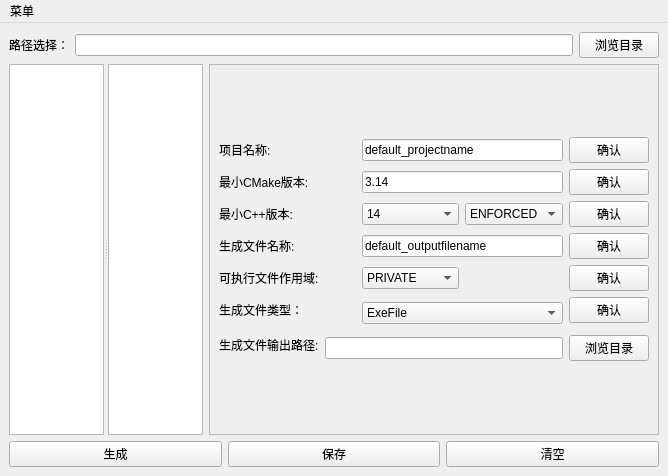
This is mainwindow.ui in JX446/Easy-CMake as Qt 5 draws it before an edit. The edited form follows.
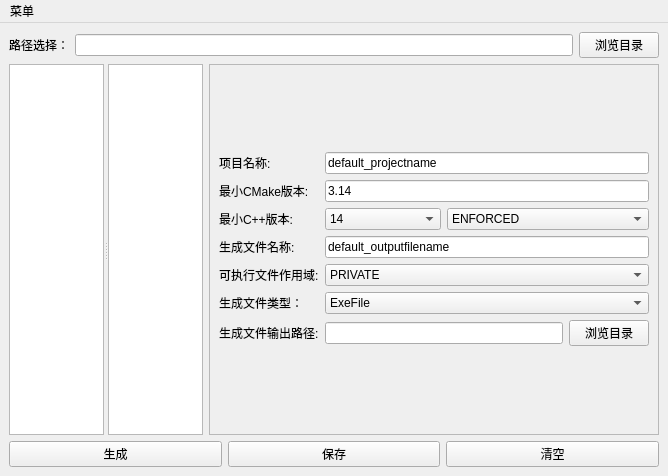
This is the edited form. Custom widgets are drawn as their Qt base class.

Commit message:
refactor(ui): consolidate input handling and improve tooltip behavior
- Merge multiple individual setting buttons into unified generation button to simplify UI and logic
- Use signal-slot connections for real-time input updates, eliminating redundant buttons
- Implement dynamic tooltip for outputFileDirLineEdit to show full content on hover only when text is clipped
- Tooltip updates on text change with width check for better user experience

Patch:
```diff
--- a/mainwindow.ui
+++ b/mainwindow.ui
@@ -166,6 +166,8 @@
            <verstretch>0</verstretch>
           </sizepolicy>
          </property>
+         <layout class="QVBoxLayout" name="verticalLayout_3">
+          <item>
          <layout class="QVBoxLayout" name="verticalLayout_2">
           <item>
            <spacer name="verticalSpacer">
@@ -210,7 +212,7 @@
               </property>
              </widget>
             </item>
-            <item row="0" column="2" colspan="2">
+              <item row="0" column="1" colspan="3">
              <widget class="QLineEdit" name="projectNameLineEdit">
               <property name="sizePolicy">
                <sizepolicy hsizetype="Expanding" vsizetype="Fixed">
@@ -229,29 +231,7 @@
               </property>
              </widget>
             </item>
-            <item row="0" column="4">
-             <widget class="QPushButton" name="projectNamePushButton">
-              <property name="sizePolicy">
-               <sizepolicy hsizetype="Fixed" vsizetype="Fixed">
-                <horstretch>0</horstretch>
-                <verstretch>0</verstretch>
-               </sizepolicy>
-              </property>
-              <property name="minimumSize">
-               <size>
-                <width>30</width>
-                <height>0</height>
-               </size>
-              </property>
-              <property name="text">
-               <string>确认</string>
-              </property>
-              <property name="flat">
-               <bool>false</bool>
-              </property>
-             </widget>
-            </item>
-            <item row="1" column="0" colspan="2">
+              <item row="1" column="0">
              <widget class="QLabel" name="label_3">
               <property name="sizePolicy">
                <sizepolicy hsizetype="Maximum" vsizetype="Fixed">
@@ -279,7 +259,7 @@
               </property>
              </widget>
             </item>
-            <item row="1" column="2" colspan="2">
+              <item row="1" column="1" colspan="3">
              <widget class="QLineEdit" name="minimumVersionLineEdit">
               <property name="sizePolicy">
                <sizepolicy hsizetype="Expanding" vsizetype="Fixed">
@@ -298,28 +278,6 @@
               </property>
              </widget>
             </item>
-            <item row="1" column="4">
-             <widget class="QPushButton" name="minimumVersionPushButton">
-              <property name="sizePolicy">
-               <sizepolicy hsizetype="Fixed" vsizetype="Fixed">
-                <horstretch>0</horstretch>
-                <verstretch>0</verstretch>
-               </sizepolicy>
-              </property>
-              <property name="minimumSize">
-               <size>
-                <width>30</width>
-                <height>0</height>
-               </size>
-              </property>
-              <property name="text">
-               <string>确认</string>
-              </property>
-              <property name="flat">
-               <bool>false</bool>
-              </property>
-             </widget>
-            </item>
             <item row="2" column="0">
              <widget class="QLabel" name="label_13">
               <property name="sizePolicy">
@@ -348,8 +306,14 @@
               </property>
              </widget>
             </item>
-            <item row="2" column="2">
+              <item row="2" column="1">
              <widget class="QComboBox" name="cxxVersionComboBox">
+                <property name="sizePolicy">
+                 <sizepolicy hsizetype="Minimum" vsizetype="Fixed">
+                  <horstretch>0</horstretch>
+                  <verstretch>0</verstretch>
+                 </sizepolicy>
+                </property>
               <property name="currentIndex">
                <number>2</number>
               </property>
@@ -385,8 +349,14 @@
               </item>
              </widget>
             </item>
-            <item row="2" column="3">
+              <item row="2" column="2" colspan="2">
              <widget class="QComboBox" name="cxxVersionOptionComboBox">
+                <property name="sizePolicy">
+                 <sizepolicy hsizetype="Expanding" vsizetype="Fixed">
+                  <horstretch>0</horstretch>
+                  <verstretch>0</verstretch>
+                 </sizepolicy>
+                </property>
               <item>
                <property name="text">
                 <string>ENFORCED</string>
@@ -399,28 +369,6 @@
               </item>
              </widget>
             </item>
-            <item row="2" column="4">
-             <widget class="QPushButton" name="cxxVersionPushButton">
-              <property name="sizePolicy">
-               <sizepolicy hsizetype="Fixed" vsizetype="Fixed">
-                <horstretch>0</horstretch>
-                <verstretch>0</verstretch>
-               </sizepolicy>
-              </property>
-              <property name="minimumSize">
-               <size>
-                <width>30</width>
-                <height>0</height>
-               </size>
-              </property>
-              <property name="text">
-               <string>确认</string>
-              </property>
-              <property name="flat">
-               <bool>false</bool>
-              </property>
-             </widget>
-            </item>
             <item row="3" column="0">
              <widget class="QLabel" name="label_4">
               <property name="sizePolicy">
@@ -449,7 +397,7 @@
               </property>
              </widget>
             </item>
-            <item row="3" column="2" colspan="2">
+              <item row="3" column="1" colspan="3">
              <widget class="QLineEdit" name="outputFileNameLineEdit">
               <property name="sizePolicy">
                <sizepolicy hsizetype="Expanding" vsizetype="Fixed">
@@ -468,28 +416,6 @@
               </property>
              </widget>
             </item>
-            <item row="3" column="4">
-             <widget class="QPushButton" name="outputFileNamePushButton">
-              <property name="sizePolicy">
-               <sizepolicy hsizetype="Fixed" vsizetype="Fixed">
-                <horstretch>0</horstretch>
-                <verstretch>0</verstretch>
-               </sizepolicy>
-              </property>
-              <property name="minimumSize">
-               <size>
-                <width>30</width>
-                <height>0</height>
-               </size>
-              </property>
-              <property name="text">
-               <string>确认</string>
-              </property>
-              <property name="flat">
-               <bool>false</bool>
-              </property>
-             </widget>
-            </item>
             <item row="4" column="0">
              <widget class="QLabel" name="label_8">
               <property name="sizePolicy">
@@ -518,7 +444,7 @@
               </property>
              </widget>
             </item>
-            <item row="4" column="2">
+              <item row="4" column="1" colspan="3">
              <widget class="QComboBox" name="exeFileScopeComboBox">
               <item>
                <property name="text">
@@ -537,28 +463,6 @@
               </item>
              </widget>
             </item>
-            <item row="4" column="4">
-             <widget class="QPushButton" name="exeFileScopePushButton">
-              <property name="sizePolicy">
-               <sizepolicy hsizetype="Fixed" vsizetype="Fixed">
-                <horstretch>0</horstretch>
-                <verstretch>0</verstretch>
-               </sizepolicy>
-              </property>
-              <property name="minimumSize">
-               <size>
-                <width>30</width>
-                <height>0</height>
-               </size>
-              </property>
-              <property name="text">
-               <string>确认</string>
-              </property>
-              <property name="flat">
-               <bool>false</bool>
-              </property>
-             </widget>
-            </item>
             <item row="5" column="0">
              <widget class="QLabel" name="label_12">
               <property name="text">
@@ -566,7 +470,7 @@
               </property>
              </widget>
             </item>
-            <item row="5" column="2" rowspan="2" colspan="2">
+              <item row="5" column="1" colspan="3">
              <widget class="QComboBox" name="outputFileTypeOptionComboBox">
               <item>
                <property name="text">
@@ -590,14 +494,7 @@
               </item>
              </widget>
             </item>
-            <item row="5" column="4">
-             <widget class="QPushButton" name="outputFileTypeOptionPushButton">
-              <property name="text">
-               <string>确认</string>
-              </property>
-             </widget>
-            </item>
-            <item row="6" column="0" rowspan="2">
+              <item row="6" column="0">
              <widget class="QLabel" name="label_5">
               <property name="sizePolicy">
                <sizepolicy hsizetype="Maximum" vsizetype="Fixed">
@@ -625,8 +522,8 @@
               </property>
              </widget>
             </item>
-            <item row="7" column="1" colspan="3">
-             <widget class="QLineEdit" name="outputFileOutputLineEdit">
+              <item row="6" column="1" colspan="2">
+               <widget class="QLineEdit" name="outputFileDirLineEdit">
               <property name="sizePolicy">
                <sizepolicy hsizetype="Expanding" vsizetype="Fixed">
                 <horstretch>0</horstretch>
@@ -644,8 +541,8 @@
               </property>
              </widget>
             </item>
-            <item row="7" column="4">
-             <widget class="QPushButton" name="outputFileOutputPushButton">
+              <item row="6" column="3">
+               <widget class="QPushButton" name="outputFileDirPushButton">
               <property name="sizePolicy">
                <sizepolicy hsizetype="Fixed" vsizetype="Fixed">
                 <horstretch>0</horstretch>
@@ -680,6 +577,8 @@
              </size>
             </property>
            </spacer>
+            </item>
+           </layout>
           </item>
          </layout>
         </widget>
```
Left out of the diff: 3 changed lines with no effect on the pictures. Lines whose indentation alone changed are shown as unchanged. The commit also changes 2 other files.
